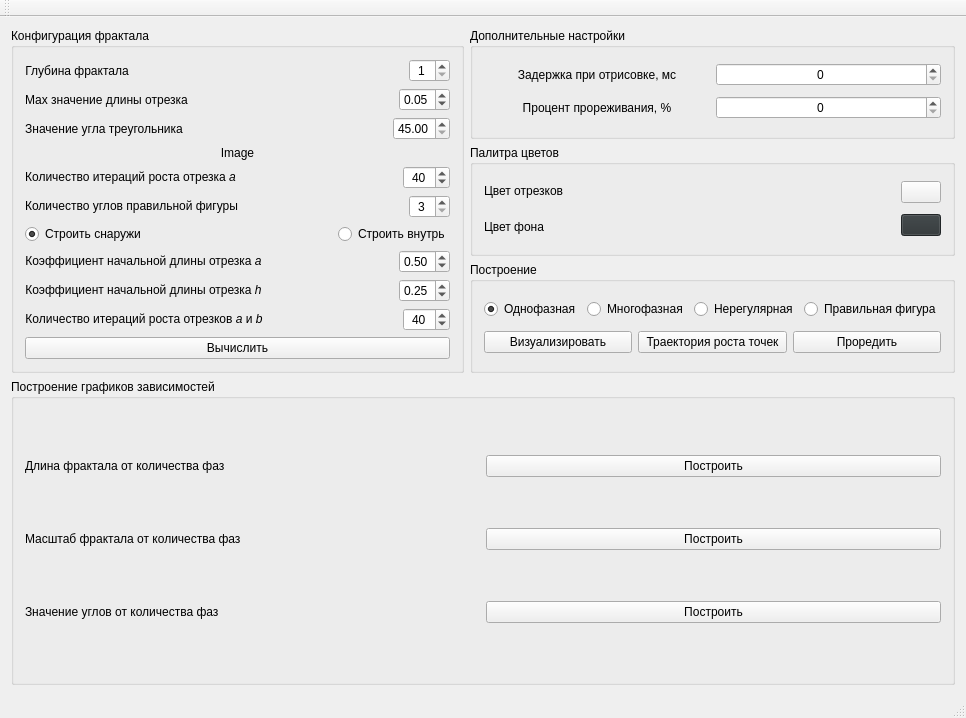
The window that ui/mainwindow.ui (teploff/fractal_growth) describes before a commit, drawn with Qt 5.
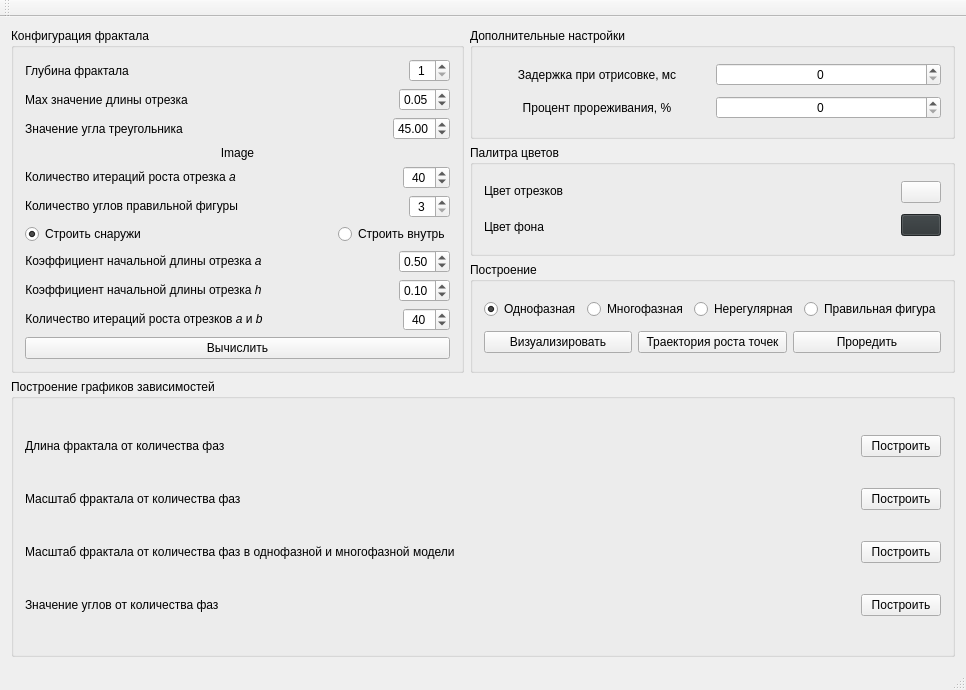
The same window after the commit.

Commit message: rough temp

The edit to the form file:
```diff
--- a/ui/mainwindow.ui
+++ b/ui/mainwindow.ui
@@ -7,7 +7,7 @@
     <x>0</x>
     <y>0</y>
     <width>966</width>
-    <height>718</height>
+    <height>690</height>
    </rect>
   </property>
   <property name="windowTitle">
@@ -137,7 +137,7 @@
            <item>
             <widget class="QDoubleSpinBox" name="dsb_angle">
              <property name="minimum">
-              <double>45.000000000000000</double>
+              <double>1.000000000000000</double>
              </property>
              <property name="maximum">
               <double>89.000000000000000</double>
@@ -380,7 +380,7 @@
               <double>0.010000000000000</double>
              </property>
              <property name="value">
-              <double>0.250000000000000</double>
+              <double>0.100000000000000</double>
              </property>
             </widget>
            </item>
@@ -667,7 +667,7 @@
       </property>
       <layout class="QVBoxLayout" name="verticalLayout_4">
        <item>
-        <layout class="QHBoxLayout" name="horizontalLayout_15">
+        <layout class="QHBoxLayout" name="horizontalLayout_17">
          <item>
           <widget class="QLabel" name="lb_graph_line_len">
            <property name="text">
@@ -675,6 +675,19 @@
            </property>
           </widget>
          </item>
+         <item>
+          <spacer name="horizontalSpacer_3">
+           <property name="orientation">
+            <enum>Qt::Horizontal</enum>
+           </property>
+           <property name="sizeHint" stdset="0">
+            <size>
+             <width>40</width>
+             <height>20</height>
+            </size>
+           </property>
+          </spacer>
+         </item>
          <item>
           <widget class="QPushButton" name="pb_graph_line_len">
            <property name="text">
@@ -685,7 +698,7 @@
         </layout>
        </item>
        <item>
-        <layout class="QHBoxLayout" name="horizontalLayout_17">
+        <layout class="QHBoxLayout" name="horizontalLayout_16">
          <item>
           <widget class="QLabel" name="lb_graph_scale">
            <property name="text">
@@ -693,6 +706,19 @@
            </property>
           </widget>
          </item>
+         <item>
+          <spacer name="horizontalSpacer_12">
+           <property name="orientation">
+            <enum>Qt::Horizontal</enum>
+           </property>
+           <property name="sizeHint" stdset="0">
+            <size>
+             <width>40</width>
+             <height>20</height>
+            </size>
+           </property>
+          </spacer>
+         </item>
          <item>
           <widget class="QPushButton" name="pb_graph_scale">
            <property name="text">
@@ -703,7 +729,38 @@
         </layout>
        </item>
        <item>
-        <layout class="QHBoxLayout" name="horizontalLayout_16">
+        <layout class="QHBoxLayout" name="horizontalLayout_15">
+         <item>
+          <widget class="QLabel" name="lb_graph_scale_one_and_several_phases">
+           <property name="text">
+            <string>Масштаб фрактала от количества фаз в однофазной и многофазной модели</string>
+           </property>
+          </widget>
+         </item>
+         <item>
+          <spacer name="horizontalSpacer_14">
+           <property name="orientation">
+            <enum>Qt::Horizontal</enum>
+           </property>
+           <property name="sizeHint" stdset="0">
+            <size>
+             <width>40</width>
+             <height>20</height>
+            </size>
+           </property>
+          </spacer>
+         </item>
+         <item>
+          <widget class="QPushButton" name="pb_graph_scale_one_and_several_phases">
+           <property name="text">
+            <string>Построить</string>
+           </property>
+          </widget>
+         </item>
+        </layout>
+       </item>
+       <item>
+        <layout class="QHBoxLayout" name="horizontalLayout_11">
          <item>
           <widget class="QLabel" name="lb_graph_angle">
            <property name="text">
@@ -711,6 +768,19 @@
            </property>
           </widget>
          </item>
+         <item>
+          <spacer name="horizontalSpacer_13">
+           <property name="orientation">
+            <enum>Qt::Horizontal</enum>
+           </property>
+           <property name="sizeHint" stdset="0">
+            <size>
+             <width>40</width>
+             <height>20</height>
+            </size>
+           </property>
+          </spacer>
+         </item>
          <item>
           <widget class="QPushButton" name="pb_graph_angle">
            <property name="text">
```
Left out of the diff: 2 changed lines with no effect on the pictures. The commit also changes 2 other files.
